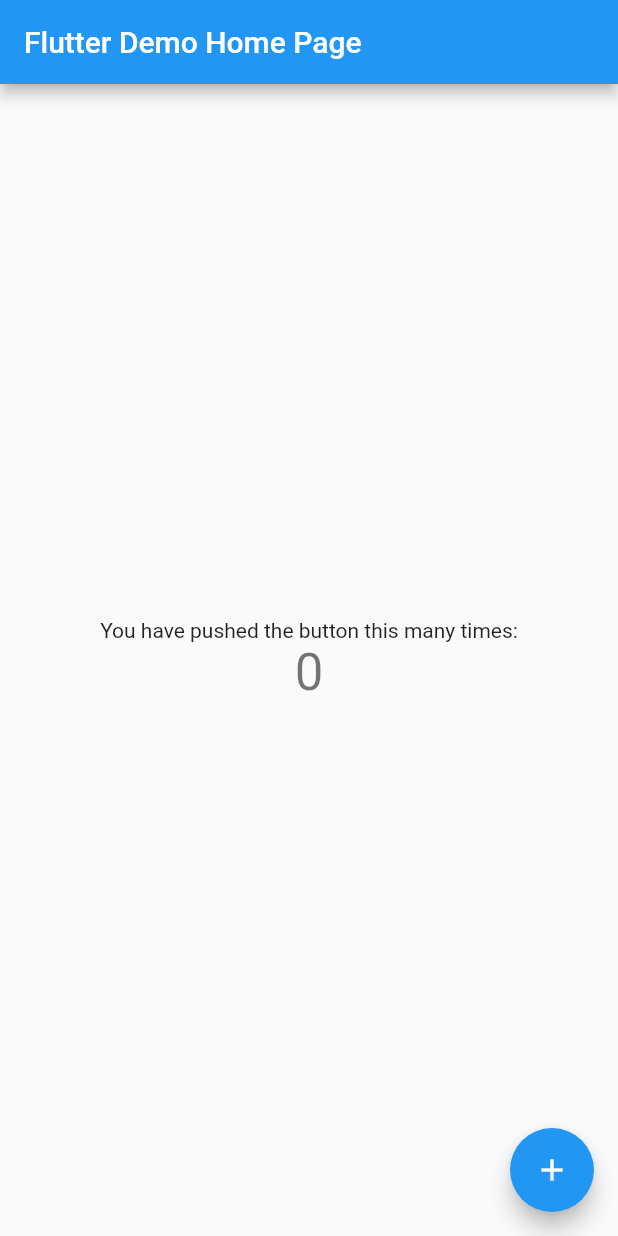
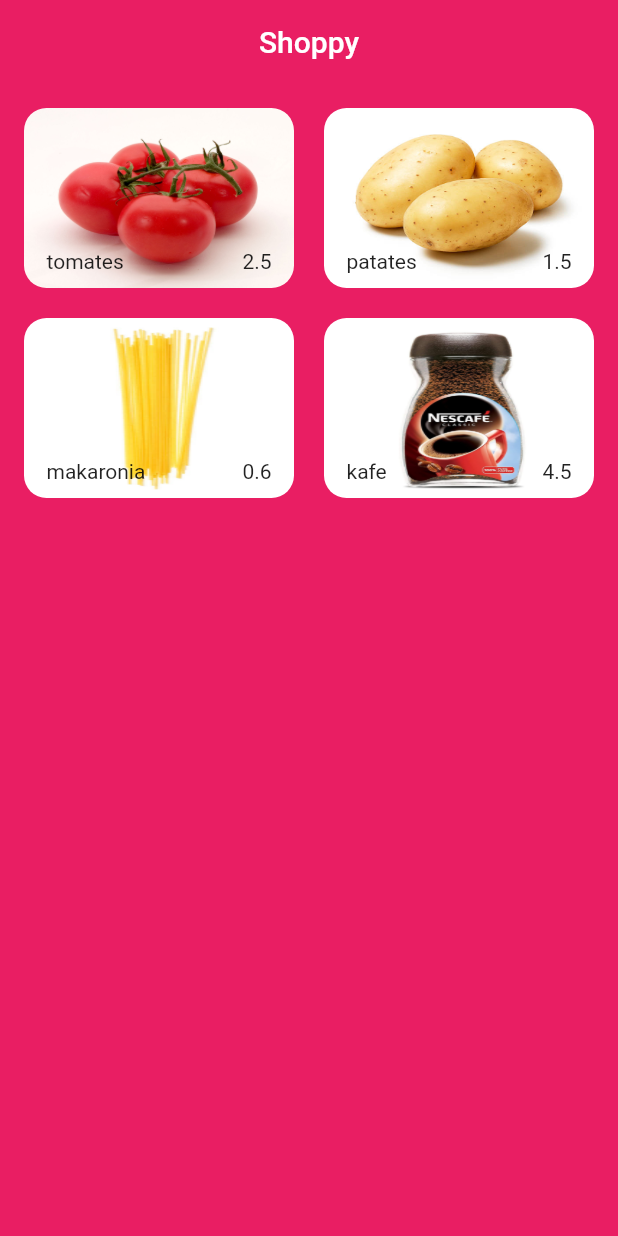
Before and after one commit to dimi1985/shoppy, a Flutter app: the screen it shows after launch, on a phone screen of 412 x 824 dp. Run offline on Flutter 3.47's test engine with Material 2 defaults, Android fonts, the phone set to English and light mode, and no system bars; our stand-ins replace get.

Commit message:
Demo Home Page of product

```diff
--- a/lib/main.dart
+++ b/lib/main.dart
@@ -1,4 +1,7 @@
 import 'package:flutter/material.dart';
+import 'package:get/get.dart';
+
+import 'screens/home.dart';
 
 void main() {
   runApp(const MyApp());
@@ -10,106 +13,13 @@ class MyApp extends StatelessWidget {
   // This widget is the root of your application.
   @override
   Widget build(BuildContext context) {
-    return MaterialApp(
-      title: 'Flutter Demo',
+    return GetMaterialApp(
+      debugShowCheckedModeBanner: false,
+      title: 'Shoppy',
       theme: ThemeData(
-        // This is the theme of your application.
-        //
-        // Try running your application with "flutter run". You'll see the
-        // application has a blue toolbar. Then, without quitting the app, try
-        // changing the primarySwatch below to Colors.green and then invoke
-        // "hot reload" (press "r" in the console where you ran "flutter run",
-        // or simply save your changes to "hot reload" in a Flutter IDE).
-        // Notice that the counter didn't reset back to zero; the application
-        // is not restarted.
-        primarySwatch: Colors.blue,
+        primarySwatch: Colors.pink,
       ),
-      home: const MyHomePage(title: 'Flutter Demo Home Page'),
+      home: const Home(),
     );
   }
 }
-
-class MyHomePage extends StatefulWidget {
-  const MyHomePage({Key? key, required this.title}) : super(key: key);
-
-  // This widget is the home page of your application. It is stateful, meaning
-  // that it has a State object (defined below) that contains fields that affect
-  // how it looks.
-
-  // This class is the configuration for the state. It holds the values (in this
-  // case the title) provided by the parent (in this case the App widget) and
-  // used by the build method of the State. Fields in a Widget subclass are
-  // always marked "final".
-
-  final String title;
-
-  @override
-  State<MyHomePage> createState() => _MyHomePageState();
-}
-
-class _MyHomePageState extends State<MyHomePage> {
-  int _counter = 0;
-
-  void _incrementCounter() {
-    setState(() {
-      // This call to setState tells the Flutter framework that something has
-      // changed in this State, which causes it to rerun the build method below
-      // so that the display can reflect the updated values. If we changed
-      // _counter without calling setState(), then the build method would not be
-      // called again, and so nothing would appear to happen.
-      _counter++;
-    });
-  }
-
-  @override
-  Widget build(BuildContext context) {
-    // This method is rerun every time setState is called, for instance as done
-    // by the _incrementCounter method above.
-    //
-    // The Flutter framework has been optimized to make rerunning build methods
-    // fast, so that you can just rebuild anything that needs updating rather
-    // than having to individually change instances of widgets.
-    return Scaffold(
-      appBar: AppBar(
-        // Here we take the value from the MyHomePage object that was created by
-        // the App.build method, and use it to set our appbar title.
-        title: Text(widget.title),
-      ),
-      body: Center(
-        // Center is a layout widget. It takes a single child and positions it
-        // in the middle of the parent.
-        child: Column(
-          // Column is also a layout widget. It takes a list of children and
-          // arranges them vertically. By default, it sizes itself to fit its
-          // children horizontally, and tries to be as tall as its parent.
-          //
-          // Invoke "debug painting" (press "p" in the console, choose the
-          // "Toggle Debug Paint" action from the Flutter Inspector in Android
-          // Studio, or the "Toggle Debug Paint" command in Visual Studio Code)
-          // to see the wireframe for each widget.
-          //
-          // Column has various properties to control how it sizes itself and
-          // how it positions its children. Here we use mainAxisAlignment to
-          // center the children vertically; the main axis here is the vertical
-          // axis because Columns are vertical (the cross axis would be
-          // horizontal).
-          mainAxisAlignment: MainAxisAlignment.center,
-          children: <Widget>[
-            const Text(
-              'You have pushed the button this many times:',
-            ),
-            Text(
-              '$_counter',
-              style: Theme.of(context).textTheme.headline4,
-            ),
-          ],
-        ),
-      ),
-      floatingActionButton: FloatingActionButton(
-        onPressed: _incrementCounter,
-        tooltip: 'Increment',
-        child: const Icon(Icons.add),
-      ), // This trailing comma makes auto-formatting nicer for build methods.
-    );
-  }
-}
--- /dev/null
+++ b/lib/models/products.dart
@@ -0,0 +1,35 @@
+import 'package:get/get.dart';
+
+class Product extends GetxController {
+  late String name;
+  late double price;
+  late int quantity;
+  late String imgPath;
+
+  Product(
+      {required this.name,
+      required this.price,
+      required this.quantity,
+      required this.imgPath});
+
+  static final product1 = Product(
+      name: 'tomates',
+      price: 2.5,
+      quantity: 2,
+      imgPath: 'assets/images/tomato.jpg');
+  static final product2 = Product(
+      name: 'patates',
+      price: 1.5,
+      quantity: 2,
+      imgPath: 'assets/images/potatoes.jpg');
+  static final product3 = Product(
+      name: 'makaronia',
+      price: 0.6,
+      quantity: 2,
+      imgPath: 'assets/images/makaronia.jpg');
+  static final product4 = Product(
+      name: 'kafe',
+      price: 4.5,
+      quantity: 2,
+      imgPath: 'assets/images/coffee.jpg');
+}
--- /dev/null
+++ b/lib/screens/home.dart
@@ -0,0 +1,79 @@
+import 'package:flutter/material.dart';
+import 'package:get/get.dart';
+import 'package:shoppy/models/products.dart';
+
+class Home extends StatefulWidget {
+  const Home({Key? key}) : super(key: key);
+
+  @override
+  State<Home> createState() => _HomeState();
+}
+
+class _HomeState extends State<Home> {
+  List<Product> products = [
+    Product.product1,
+    Product.product2,
+    Product.product3,
+    Product.product4,
+  ];
+  @override
+  Widget build(BuildContext context) {
+    return Scaffold(
+      backgroundColor: Theme.of(context).primaryColor,
+      resizeToAvoidBottomInset: true,
+      appBar: AppBar(
+        elevation: 0,
+        backgroundColor: Colors.transparent,
+        centerTitle: true,
+        title: const Text('Shoppy'),
+      ),
+      body: SafeArea(
+        child: Padding(
+          padding: const EdgeInsets.all(16.0),
+          child: Container(
+            decoration: BoxDecoration(color: Theme.of(context).primaryColor),
+            child: Column(
+              children: [
+                Expanded(
+                  child: GridView.builder(
+                      gridDelegate:
+                          const SliverGridDelegateWithMaxCrossAxisExtent(
+                              maxCrossAxisExtent: 200,
+                              childAspectRatio: 3 / 2,
+                              crossAxisSpacing: 20,
+                              mainAxisSpacing: 20),
+                      itemCount: products.length,
+                      itemBuilder: (BuildContext ctx, index) {
+                        final product = products[index];
+                        return Container(
+                          alignment: Alignment.center,
+                          decoration: BoxDecoration(
+                              image: DecorationImage(
+                                  image: AssetImage(product.imgPath),
+                                  fit: BoxFit.fill),
+                              borderRadius: BorderRadius.circular(15)),
+                          child: Stack(
+                            children: [
+                              Positioned(
+                                bottom: 10,
+                                left: 15,
+                                child: Text(product.name),
+                              ),
+                              Positioned(
+                                bottom: 10,
+                                right: 15,
+                                child: Text(product.price.toString()),
+                              ),
+                            ],
+                          ),
+                        );
+                      }),
+                )
+              ],
+            ),
+          ),
+        ),
+      ),
+    );
+  }
+}
```
Also changed, not shown: pubspec.yaml (+8 -23 lines), assets/images/coffee.jpg (added), assets/images/makaronia.jpg (added), assets/images/potatoes.jpg (added), assets/images/tomato.jpg (added), pubspec.lock.
